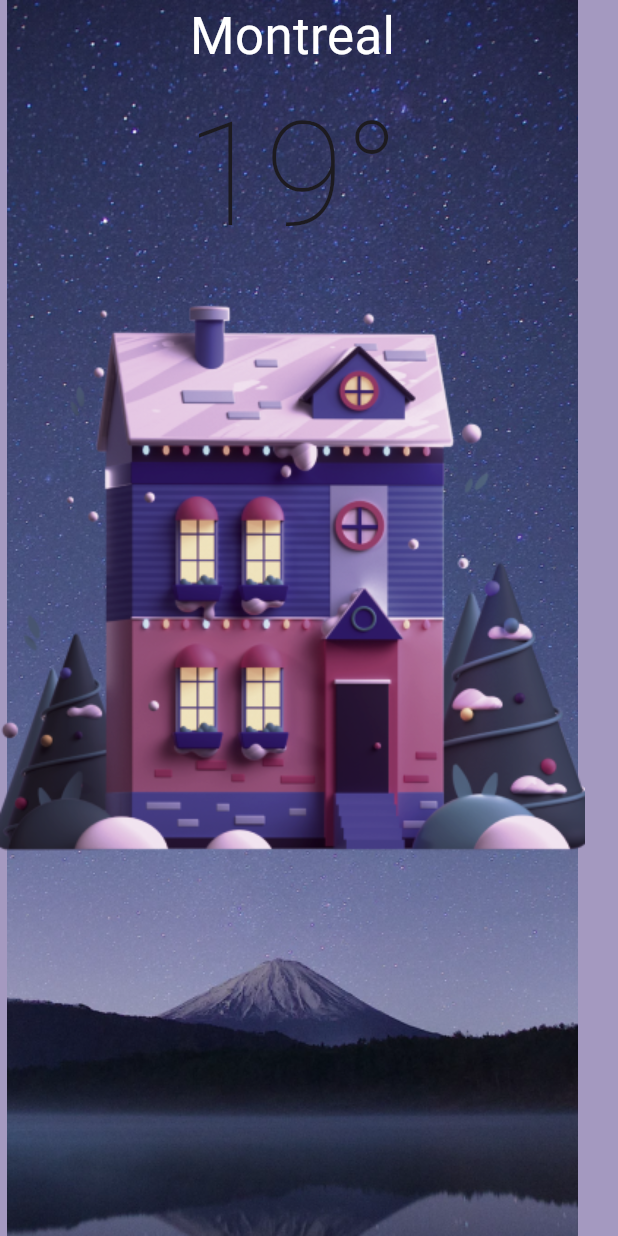
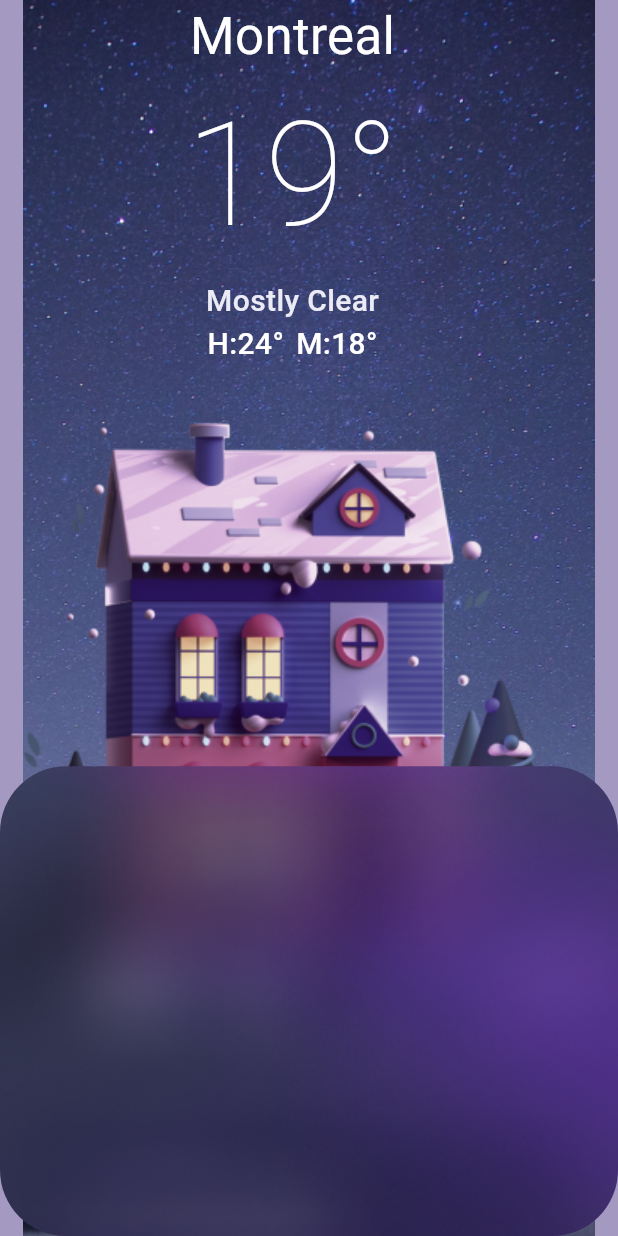
Before and after one commit to As-tra/Flutter_UI, a Flutter app: the screen it shows after launch, on a phone screen of 412 x 824 dp. Run offline on Flutter 3.47's test engine with Material 3 defaults, Android fonts, the phone set to English and light mode, and no system bars; our stand-ins replace device_preview.

Commit message:
create the custom bottom sheet

```diff
--- a/lib/constants.dart
+++ b/lib/constants.dart
@@ -2,3 +2,4 @@ import 'package:flutter/material.dart';
 
 const Color kBgColor = Color(0xffA499C0);
 const Color kPrimaryColor = Color(0xffffffff);
+const Color kSecondary = Color(0xffEBEBF5);
--- a/lib/utils/assets.dart
+++ b/lib/utils/assets.dart
@@ -6,6 +6,10 @@ class Assets {
   /// assets/images/bg.png
   static const String imagesBg = "assets/images/bg.png";
 
+  /// Assets for imagesBottomSheetBg
+  /// assets/images/bottomSheetBg.png
+  static const String imagesBottomSheetBg = "assets/images/bottomSheetBg.png";
+
   /// Assets for imagesHouse
   /// assets/images/House.png
   static const String imagesHouse = "assets/images/House.png";
--- a/lib/utils/styles.dart
+++ b/lib/utils/styles.dart
@@ -9,5 +9,12 @@ abstract class Styles {
   static const TextStyle textStyleThin96 = TextStyle(
     fontSize: 96,
     fontWeight: FontWeight.w100,
+    color: kPrimaryColor,
+  );
+
+  static const TextStyle textStyleMedium20 = TextStyle(
+    fontSize: 20,
+    fontWeight: FontWeight.w500,
+    color: kPrimaryColor,
   );
 }
--- /dev/null
+++ b/lib/widgets/bottom_sheet.dart
@@ -0,0 +1,24 @@
+import 'package:flutter/material.dart';
+import 'package:weather_app/utils/assets.dart';
+
+class CustomBottomSheet extends StatelessWidget {
+  const CustomBottomSheet({super.key});
+
+  @override
+  Widget build(BuildContext context) {
+    return DraggableScrollableSheet(
+      initialChildSize: 0.38,
+      builder: (BuildContext context, ScrollController scrollController) {
+        return Container(
+          decoration: BoxDecoration(
+            borderRadius: BorderRadius.circular(44),
+            image: const DecorationImage(
+              image: AssetImage(Assets.imagesBottomSheetBg),
+              fit: BoxFit.cover,
+            ),
+          ),
+        );
+      },
+    );
+  }
+}
--- a/lib/widgets/home_view_body.dart
+++ b/lib/widgets/home_view_body.dart
@@ -1,6 +1,6 @@
 import 'package:flutter/material.dart';
-import 'package:flutter_svg/flutter_svg.dart';
 import 'package:weather_app/utils/assets.dart';
+import 'package:weather_app/widgets/bottom_sheet.dart';
 import 'package:weather_app/widgets/main_weather_info.dart';
 
 class HomeViewBody extends StatelessWidget {
@@ -8,22 +8,22 @@ class HomeViewBody extends StatelessWidget {
 
   @override
   Widget build(BuildContext context) {
-    return Container(
-      decoration: const BoxDecoration(
-        image: DecorationImage(
-          image: AssetImage(Assets.imagesBg),
-        ),
-      ),
-      child: SafeArea(
+    return Stack(
+      children: [
+        Positioned.fill(child: Image.asset(Assets.imagesBg)),
+        SafeArea(
           child: Column(
             children: [
               const MainWeatherInfo(),
+              const SizedBox(height: 20),
               Image.asset(
                 Assets.imagesHouse,
               ),
             ],
           ),
         ),
+        const CustomBottomSheet(),
+      ],
     );
   }
 }
--- a/lib/widgets/main_weather_info.dart
+++ b/lib/widgets/main_weather_info.dart
@@ -1,4 +1,5 @@
 import 'package:flutter/material.dart';
+import 'package:weather_app/constants.dart';
 import 'package:weather_app/utils/styles.dart';
 
 class MainWeatherInfo extends StatelessWidget {
@@ -6,16 +7,36 @@ class MainWeatherInfo extends StatelessWidget {
 
   @override
   Widget build(BuildContext context) {
-    return const Column(
+    return Column(
       children: [
-        Text(
+        const Text(
           "Montreal",
           style: Styles.textStyleRegular34,
         ),
-        Text(
+        const Text(
           "19°",
           style: Styles.textStyleThin96,
         ),
+        Text(
+          "Mostly Clear",
+          style: Styles.textStyleMedium20.copyWith(
+            color: kSecondary,
+          ),
+        ),
+        const Row(
+          mainAxisSize: MainAxisSize.min,
+          children: [
+            Text(
+              "H:24°",
+              style: Styles.textStyleMedium20,
+            ),
+            SizedBox(width: 8),
+            Text(
+              "M:18°",
+              style: Styles.textStyleMedium20,
+            ),
+          ],
+        )
       ],
     );
   }
```
Also changed, not shown: assets/images/bottomSheetBg.png (added). Lines whose indentation alone changed are shown as unchanged.
